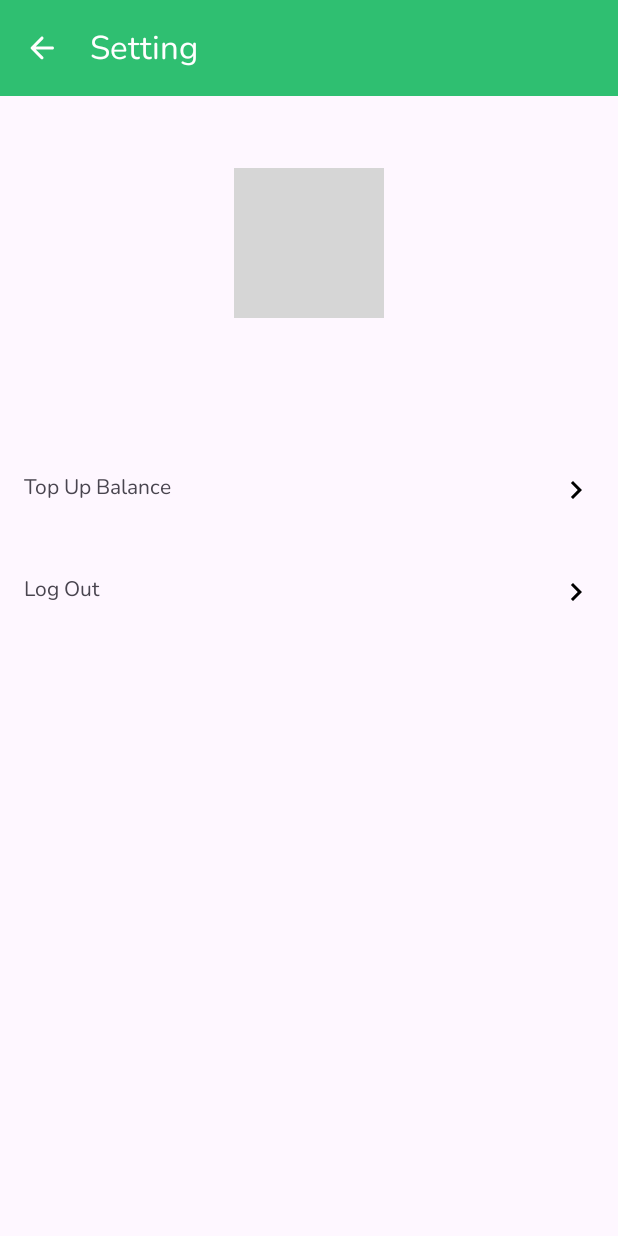
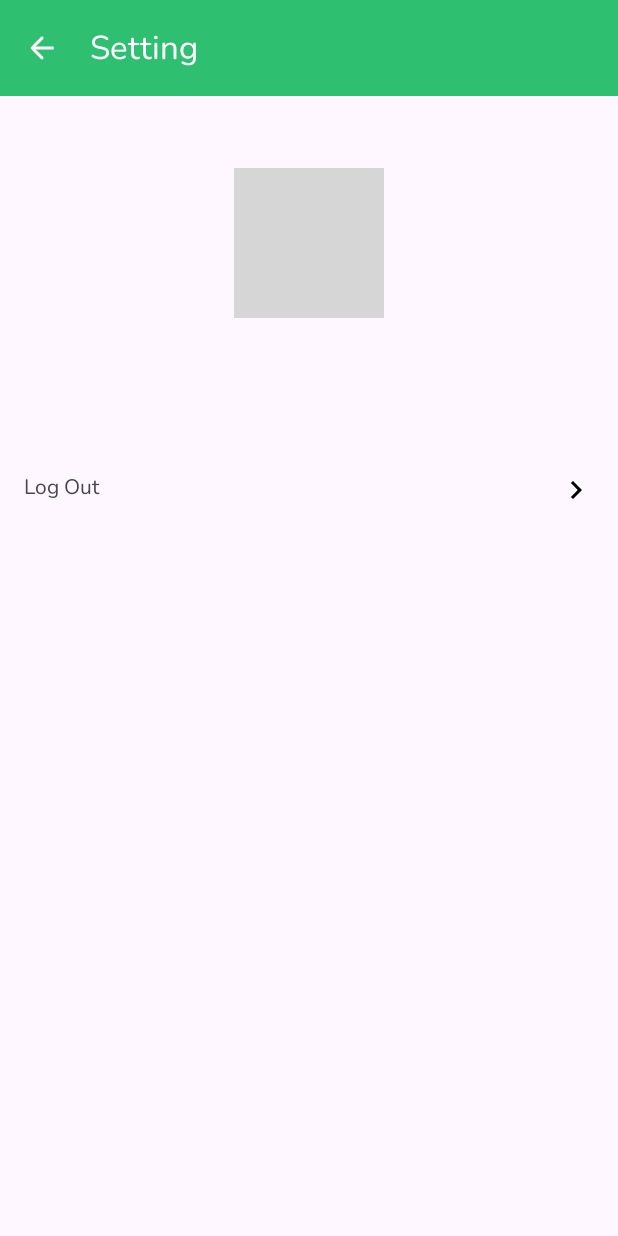
Before and after one commit to bagussubagja/wallet-wizard-app, an Android app: the SettingFragment screen opened through its navigation route, on a phone screen of 412 x 824 dp. Run offline under Robolectric (Android 15) with nearby library versions, the light colour scheme and no system bars; our stand-ins replace Dagger/Hilt's generated code; libraries missing offline, so code that uses them is left out: com.kennyc.view, com.musfickjamil.snackify; network calls fail; grey boxes are pictures that could not be loaded.

Commit message:
fix: update balance

```diff
--- a/app/src/main/java/com/mantequilla/walletwizardapp/adapter/HomeHistoryAdapter.kt
+++ b/app/src/main/java/com/mantequilla/walletwizardapp/adapter/HomeHistoryAdapter.kt
@@ -56,7 +56,7 @@ class HomeHistoryAdapter(private val sharedPref: PreferenceHelper) : RecyclerVie
                 else -> "0"
             }
             tvTransactionNominal.text = formattedNominal
-            tvTransactionNominal.setTextColor( if(data.is_credit!!) Color.GREEN else Color.RED)
+            tvTransactionNominal.setTextColor( if(data.is_credit!!) Color.BLACK else Color.RED)
             tvTransactionDate.text = data.date?.substring(0,10)
                 ?.let { CommonFunction.convertDateFormat(it) }
         }
--- a/app/src/main/java/com/mantequilla/walletwizardapp/fragments/HomeFragment.kt
+++ b/app/src/main/java/com/mantequilla/walletwizardapp/fragments/HomeFragment.kt
@@ -54,9 +54,10 @@ class HomeFragment : Fragment() {
             if (!userData.isNullOrEmpty()) {
                 val user = userData[0]
                 binding.tvUserName.text = user.name
+                sharedPref.put(AuthObject.PREF_USER_BALANCE, user.balance!!.toInt())
                 binding.tvCurrentBalanceData.text = when (sharedPref.getString(AuthObject.PREF_USER_CURRENCY)) {
-                    Constants.RUPIAH -> CommonFunction.formatRupiah(user.balance!!)
-                    Constants.DOLLAR -> CommonFunction.formatDollar(user.balance!!)
+                    Constants.RUPIAH -> CommonFunction.formatRupiah(user.balance)
+                    Constants.DOLLAR -> CommonFunction.formatDollar(user.balance)
                     else -> "0"
                 }
                 binding.tvOutcomeData.text = when (sharedPref.getString(AuthObject.PREF_USER_CURRENCY)) {
--- a/app/src/main/java/com/mantequilla/walletwizardapp/fragments/SettingFragment.kt
+++ b/app/src/main/java/com/mantequilla/walletwizardapp/fragments/SettingFragment.kt
@@ -40,7 +40,6 @@ class SettingFragment : Fragment() {
         binding.logoutMenu.setOnClickListener {
             doLogoutAction()
         }
-        binding.topUpBalanceMenu.setOnClickListener {  }
     }
 
     private fun doLogoutAction() {
--- a/app/src/main/res/layout/fragment_setting.xml
+++ b/app/src/main/res/layout/fragment_setting.xml
@@ -61,27 +61,6 @@
         app:layout_constraintStart_toStartOf="parent"
         app:layout_constraintTop_toBottomOf="@+id/tvUserEmailSetting">
         <LinearLayout
-            android:id="@+id/topUpBalanceMenu"
-            android:layout_width="match_parent"
-            android:layout_height="wrap_content"
-            android:orientation="horizontal"
-            android:layout_marginTop="@dimen/dimen12dp"
-            android:padding="@dimen/dimen16dp"
-            tools:ignore="UseCompoundDrawables,UselessParent">
-
-            <TextView
-                android:layout_width="@dimen/dimen0dp"
-                android:layout_height="wrap_content"
-                android:layout_weight="1"
-                android:text="@string/top_up_balance" />
-
-            <ImageView
-                android:layout_width="wrap_content"
-                android:layout_height="wrap_content"
-                android:contentDescription="@string/right_arrow_icon"
-                android:src="@drawable/baseline_keyboard_arrow_right_24" />
-        </LinearLayout>
-        <LinearLayout
             android:id="@+id/logoutMenu"
             android:layout_width="match_parent"
             android:layout_height="wrap_content"
```
Also changed, not shown: app/src/main/java/com/mantequilla/walletwizardapp/fragments/AddTransactionFragment.kt (+27 -12 lines).
